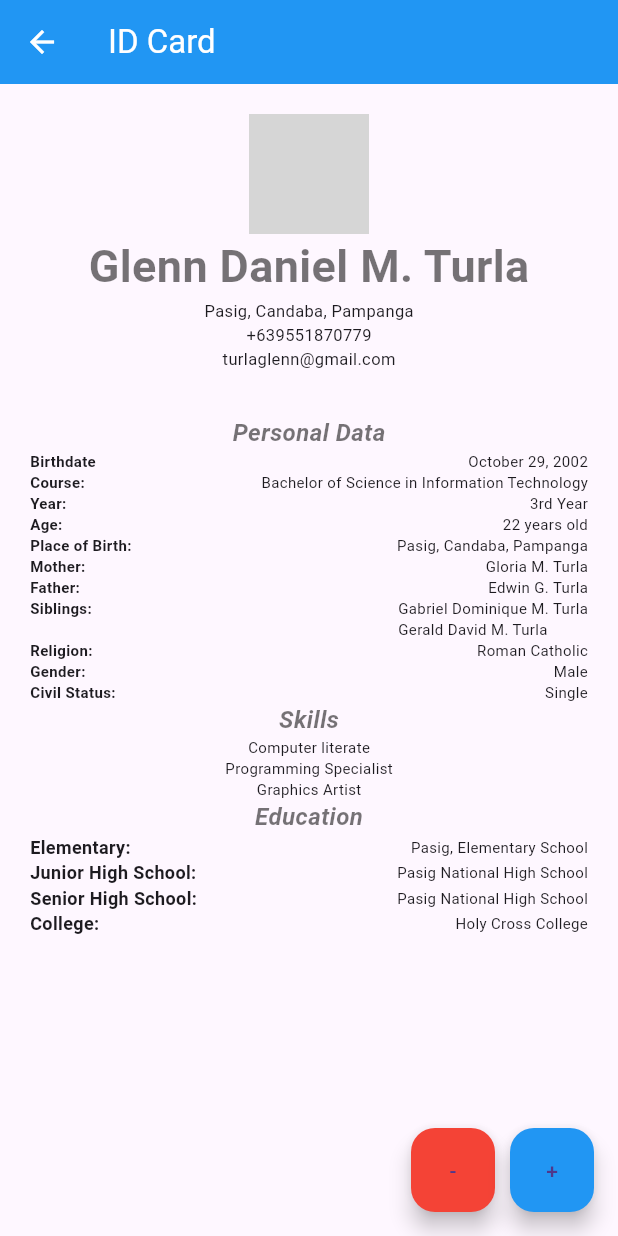
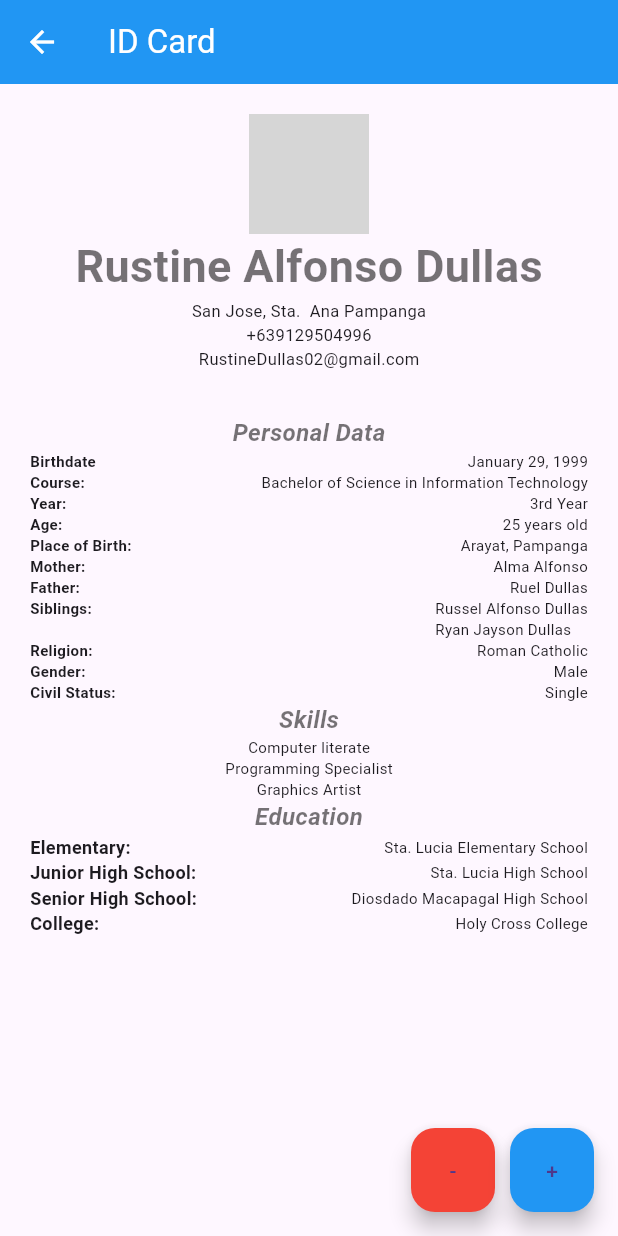
Before and after one commit to Simbol-Rena/portfolio3, a Flutter app: the screen it shows after launch, in the side drawer, after a tap on "Rustine Dullas", on a phone screen of 412 x 824 dp. Run offline on Flutter 3.47's test engine with Material 3 defaults, Android fonts, the phone set to English and light mode, and no system bars; our stand-ins replace carousel_slider; network calls fail; grey boxes are pictures that could not be loaded.

Commit message:
*Rustine Dullas -added rustine.dart as rustine's resume -edited main.dart for rustine

```diff
--- a/lib/main.dart
+++ b/lib/main.dart
@@ -1,6 +1,7 @@
 import 'package:flutter/material.dart';
 import 'glennturla.dart';
 import 'marcturla.dart';
+import 'rustine.dart';
 import 'package:carousel_slider/carousel_slider.dart';
 
 
@@ -104,7 +105,7 @@ class MyHomePage extends StatelessWidget {
             ),
             ListTile(
               onTap: (){
-                Navigator.push(context, MaterialPageRoute(builder: (BuildContext context) => GlennTurla()));
+                Navigator.push(context, MaterialPageRoute(builder: (BuildContext context) => RustineDullas()));
               },
 
               title: Row(
--- /dev/null
+++ b/lib/rustine.dart
@@ -0,0 +1,323 @@
+import 'package:flutter/material.dart';
+
+class RustineDullas extends StatefulWidget {
+  const RustineDullas({Key? key}) : super(key: key);
+
+  @override
+  State<RustineDullas> createState() => _RustineDullasState();
+}
+
+class _RustineDullasState extends State<RustineDullas> {
+  int years = 3; // Initial value for years
+
+  @override
+  Widget build(BuildContext context) {
+    return Scaffold(
+      appBar: AppBar(
+        title: Text(
+          'ID Card',
+          style: TextStyle(color: Colors.white), // Set text color to white
+        ),
+        backgroundColor: Colors.blue,
+      ),
+      body: Padding(
+        padding: const EdgeInsets.all(20.0),
+        child: Center(
+          child: Column(
+            children: [
+              ClipOval(
+                  child: Image.network(
+                    "https://scontent.fmnl9-1.fna.fbcdn.net/v/t1.15752-9/431429058_823428052950784_1368498106834735368_n.jpg?_nc_cat=111&ccb=1-7&_nc_sid=8cd0a2&_nc_eui2=AeH6r1w4INiyEja5giGmoaTAl10Og8lkAHWXXQ6DyWQAdaW4JUllvAKzDFy6Bz7ZoL7MVdsArKLHrsJLvai-y3Ki&_nc_ohc=1IpNr-mic84AX-lasDa&_nc_ht=scontent.fmnl9-1.fna&oh=03_AdRm7injj91YZ8iki5qa_CepWVzKxWCj7YjgB1IH3zA8cA&oe=660EB802",
+                    height: 80,
+                  )),
+              Text(
+                'Rustine Alfonso Dullas',
+                style: TextStyle(
+                  fontWeight: FontWeight.bold,
+                  color: Colors.black54,
+                  fontSize: 30,
+                ),
+              ),
+              Text(
+                "San Jose, Sta.  Ana Pampanga",
+                style: TextStyle(
+                  fontSize: 11, // Adjust the value according to your preference
+                ),
+              ),
+              Text(
+                "+639129504996",
+                style: TextStyle(
+                  fontSize: 11, // Adjust the value according to your preference
+                ),
+              ),
+              Text(
+                "RustineDullas02@gmail.com",
+                style: TextStyle(
+                  fontSize: 11, // Adjust the value according to your preference
+                ),
+              ),
+              SizedBox(
+                height: 30,
+              ),
+              Row(
+                mainAxisAlignment: MainAxisAlignment.center,
+                children: [
+                  Text(
+                    "Personal Data",
+                    style: TextStyle(
+                      fontWeight: FontWeight.bold,
+                      fontSize: 16,
+                      fontStyle: FontStyle.italic,
+                      color: Colors.black54,
+                    ),
+                  ),
+                ],
+              ),
+              Row(
+                mainAxisAlignment: MainAxisAlignment.spaceBetween,
+                children: [
+                  Text(
+                    "Birthdate ",
+                    style: TextStyle(fontWeight: FontWeight.bold, fontSize: 10),
+                  ),
+                  Text("January 29, 1999", style: TextStyle(fontSize: 10)),
+                ],
+              ),
+              Row(
+                mainAxisAlignment: MainAxisAlignment.spaceBetween,
+                children: [
+                  Text(
+                    "Course: ",
+                    style: TextStyle(fontWeight: FontWeight.bold, fontSize: 10),
+                  ),
+                  Text("Bachelor of Science in Information Technology",
+                      style: TextStyle(fontSize: 10)),
+                ],
+              ),
+              Row(
+                mainAxisAlignment: MainAxisAlignment.spaceBetween,
+                children: [
+                  Text(
+                    "Year: ",
+                    style: TextStyle(fontWeight: FontWeight.bold, fontSize: 10),
+                  ),
+                  Text(
+                      "$years${years == 1 ? 'st' : years == 2 ? 'nd' : years == 3 ? 'rd' : 'th'} Year",
+                      style: TextStyle(fontSize: 10)),
+                ],
+              ),
+              Row(
+                mainAxisAlignment: MainAxisAlignment.spaceBetween,
+                children: [
+                  Text(
+                    "Age: ",
+                    style: TextStyle(fontWeight: FontWeight.bold, fontSize: 10),
+                  ),
+                  Text("${DateTime.now().year - 1999} years old",
+                      style: TextStyle(fontSize: 10)),
+                ],
+              ),
+              Row(
+                mainAxisAlignment: MainAxisAlignment.spaceBetween,
+                children: [
+                  Text(
+                    "Place of Birth: ",
+                    style: TextStyle(fontWeight: FontWeight.bold, fontSize: 10),
+                  ),
+                  Text("Arayat, Pampanga", style: TextStyle(fontSize: 10)),
+                ],
+              ),
+              Row(
+                mainAxisAlignment: MainAxisAlignment.spaceBetween,
+                children: [
+                  Text(
+                    "Mother: ",
+                    style: TextStyle(fontWeight: FontWeight.bold, fontSize: 10),
+                  ),
+                  Text("Alma Alfonso", style: TextStyle(fontSize: 10)),
+                ],
+              ),
+              Row(
+                mainAxisAlignment: MainAxisAlignment.spaceBetween,
+                children: [
+                  Text(
+                    "Father: ",
+                    style: TextStyle(fontWeight: FontWeight.bold, fontSize: 10),
+                  ),
+                  Text("Ruel Dullas", style: TextStyle(fontSize: 10)),
+                ],
+              ),
+              Row(
+                mainAxisAlignment: MainAxisAlignment.spaceBetween,
+                crossAxisAlignment: CrossAxisAlignment.start,
+                children: [
+                  Text("Siblings: ", style: TextStyle(fontWeight: FontWeight.bold, fontSize: 10)),
+                  Column(
+                    crossAxisAlignment: CrossAxisAlignment.start,
+                    children: [
+                      Text("Russel Alfonso Dullas", style: TextStyle(fontSize: 10)),
+                      Text("Ryan Jayson Dullas", style: TextStyle(fontSize: 10)),
+                    ],
+                  ),
+                ],
+              ),
+              Row(
+                mainAxisAlignment: MainAxisAlignment.spaceBetween,
+                children: [
+                  Text(
+                    "Religion: ",
+                    style: TextStyle(fontWeight: FontWeight.bold, fontSize: 10),
+                  ),
+                  Text("Roman Catholic", style: TextStyle(fontSize: 10)),
+                ],
+              ),
+              Row(
+                mainAxisAlignment: MainAxisAlignment.spaceBetween,
+                children: [
+                  Text(
+                    "Gender: ",
+                    style: TextStyle(fontWeight: FontWeight.bold, fontSize: 10),
+                  ),
+                  Text("Male", style: TextStyle(fontSize: 10)),
+                ],
+              ),
+              Row(
+                mainAxisAlignment: MainAxisAlignment.spaceBetween,
+                children: [
+                  Text(
+                    "Civil Status: ",
+                    style: TextStyle(fontWeight: FontWeight.bold, fontSize: 10),
+                  ),
+                  Text("Single", style: TextStyle(fontSize: 10)),
+                ],
+              ),
+              Row(
+                mainAxisAlignment: MainAxisAlignment.center,
+                children: [
+                  Text(
+                    "Skills",
+                    style: TextStyle(
+                      fontWeight: FontWeight.bold,
+                      fontSize: 16,
+                      fontStyle: FontStyle.italic,
+                      color: Colors.black54,
+                    ),
+                  ),
+                ],
+              ),
+              Center(
+                child: Column(
+                  mainAxisAlignment: MainAxisAlignment.center,
+                  children: [
+                    Row(
+                      mainAxisAlignment: MainAxisAlignment.center,
+                      children: [
+                        Text("Computer literate", style: TextStyle(fontSize: 10)),
+                      ],
+                    ),
+                    Row(
+                      mainAxisAlignment: MainAxisAlignment.center,
+                      children: [
+                        Text("Programming Specialist", style: TextStyle(fontSize: 10)),
+                      ],
+                    ),
+                    Row(
+                      mainAxisAlignment: MainAxisAlignment.center,
+                      children: [
+                        Text("Graphics Artist", style: TextStyle(fontSize: 10)),
+                      ],
+                    ),
+                  ],
+                ),
+              ),
+              Row(
+                mainAxisAlignment: MainAxisAlignment.center,
+                children: [
+                  Text(
+                    "Education",
+                    style: TextStyle(
+                      fontWeight: FontWeight.bold,
+                      fontSize: 16,
+                      fontStyle: FontStyle.italic,
+                      color: Colors.black54,
+                    ),
+                  ),
+                ],
+              ),
+              Row(
+                mainAxisAlignment: MainAxisAlignment.spaceBetween,
+                children: [
+                  Text(
+                    "Elementary: ",
+                    style: TextStyle(fontWeight: FontWeight.bold, fontSize: 12),
+                  ),
+                  Text("Sta. Lucia Elementary School", style: TextStyle(fontSize: 10)),
+                ],
+              ),
+              Row(
+                mainAxisAlignment: MainAxisAlignment.spaceBetween,
+                children: [
+                  Text(
+                    "Junior High School: ",
+                    style: TextStyle(fontWeight: FontWeight.bold, fontSize: 12),
+                  ),
+                  Text("Sta. Lucia High School", style: TextStyle(fontSize: 10)),
+                ],
+              ),
+              Row(
+                mainAxisAlignment: MainAxisAlignment.spaceBetween,
+                children: [
+                  Text(
+                    "Senior High School: ",
+                    style: TextStyle(fontWeight: FontWeight.bold, fontSize: 12),
+                  ),
+                  Text("Diosdado Macapagal High School", style: TextStyle(fontSize: 10)),
+                ],
+              ),
+              Row(
+                mainAxisAlignment: MainAxisAlignment.spaceBetween,
+                children: [
+                  Text(
+                    "College: ",
+                    style: TextStyle(fontWeight: FontWeight.bold, fontSize: 12),
+                  ),
+                  Text("Holy Cross College", style: TextStyle(fontSize: 10)),
+                ],
+              ),
+            ],
+          ),
+        ),
+      ),
+      floatingActionButton: Row(
+        mainAxisAlignment: MainAxisAlignment.end,
+        children: [
+          FloatingActionButton(
+            onPressed: () {
+              setState(() {
+                // Decrement years down to a minimum of 1
+                if (years > 1) {
+                  years--;
+                }
+              });
+            },
+            child: Text('-'),
+            backgroundColor: Colors.red,
+          ),
+          SizedBox(width: 10),
+          FloatingActionButton(
+            onPressed: () {
+              setState(() {
+                // Increment years up to a maximum of 4
+                if (years < 4) {
+                  years++;
+                }
+              });
+            },
+            child: Text('+'),
+            backgroundColor: Colors.blue,
+          ),
+        ],
+      ),
+    );
+  }
+}
```
